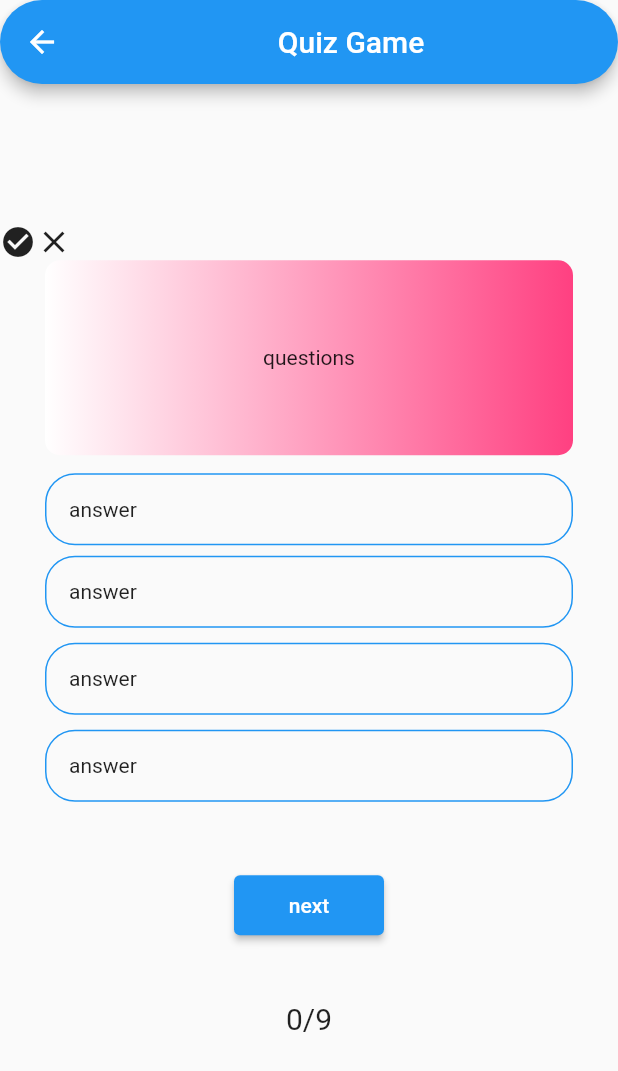
After one commit to Nitish347/quiz_game, a Flutter app: the home screen opened directly, on a phone screen of 412 x 824 dp. The commit adds this screen. Shown: the top 1071 px of the screen. Run offline on Flutter 3.47's test engine with Material 2 defaults, Android fonts, the phone set to English and light mode, and no system bars.

Commit message:
3rd commit

```diff
--- /dev/null
+++ b/lib/home.dart
@@ -0,0 +1,122 @@
+import 'package:flutter/material.dart';
+
+class home extends StatefulWidget {
+  @override
+  _homeState createState() => _homeState();
+}
+
+class _homeState extends State<home> {
+  List<Icon> _scoreTracker = [Icon(Icons.check_circle),Icon(Icons.clear)];
+  int _questionindex=0;
+  int _totalscore=0;
+
+
+
+  @override
+  Widget build(BuildContext context) {
+    return Scaffold(
+      appBar: AppBar(
+
+        shape:RoundedRectangleBorder(borderRadius: BorderRadius.vertical(bottom: Radius.circular(50),top: Radius.circular(50))),
+        title:  Center(
+          child: Text(
+            "Quiz Game",
+            style: TextStyle(fontSize: 20),
+          ),
+        ),
+      ),
+      body: Center(
+
+        child: SingleChildScrollView(
+          child: Column(
+            children: [
+              Row(
+                children: [
+                  if(_scoreTracker.isEmpty)
+                    Container(height: 25,),
+                  if(_scoreTracker.isNotEmpty)
+                    ..._scoreTracker
+                ],
+              ),
+
+              Container(
+                width: double.infinity,
+                height: 130.0,
+                margin: EdgeInsets.only(bottom: 10.0, left: 30.0, right: 30.0),
+                padding: EdgeInsets.symmetric(horizontal: 50.0, vertical: 20.0),
+                decoration: BoxDecoration(
+                    gradient:LinearGradient(colors:[Colors.white,Colors.pinkAccent]),
+                    borderRadius: BorderRadius.circular(10.0)),
+                child: Center(child: Text("questions")),
+              ),
+              InkWell(
+                onTap: () {},
+                child: Container(
+
+                  padding: EdgeInsets.all(15.0),
+                  margin: EdgeInsets.symmetric(vertical: 2.0, horizontal: 30.0),
+                  width: double.infinity,
+                  decoration: BoxDecoration(
+                      color: null,
+                      border: Border.all(color: Colors.blue),
+                      borderRadius: BorderRadius.circular(20.0)),
+                  child: Text("answer"),
+                ),
+              ),
+              InkWell(
+                onTap: () {},
+                child: Container(
+                  padding: EdgeInsets.all(15.0),
+                  margin: EdgeInsets.symmetric(vertical: 5.0, horizontal: 30.0),
+                  width: double.infinity,
+                  decoration: BoxDecoration(
+                      color: null,
+                      border: Border.all(color: Colors.blue),
+                      borderRadius: BorderRadius.circular(20.0)),
+                  child: Text("answer"),
+                ),
+              ),InkWell(
+                onTap: () {},
+                child: Container(
+                  padding: EdgeInsets.all(15.0),
+                  margin: EdgeInsets.symmetric(vertical: 5.0, horizontal: 30.0),
+                  width: double.infinity,
+                  decoration: BoxDecoration(
+                      color: null,
+                      border: Border.all(color: Colors.blue),
+                      borderRadius: BorderRadius.circular(20.0)),
+                  child: Text("answer"),
+                ),
+              ),InkWell(
+                onTap: () {},
+                child: Container(
+                  padding: EdgeInsets.all(15.0),
+                  margin: EdgeInsets.symmetric(vertical: 5.0, horizontal: 30.0),
+                  width: double.infinity,
+                  decoration: BoxDecoration(
+                      color: null,
+                      border: Border.all(color: Colors.blue),
+                      borderRadius: BorderRadius.circular(20.0)),
+                  child: Text("answer"),
+                ),
+              ),
+              SizedBox(
+                height: 40,
+              ),
+              ElevatedButton(
+                  style: ElevatedButton.styleFrom(
+                      minimumSize: Size(100, 40.0)),
+                  onPressed: () {},
+                  child: Text("next")),
+              Container(
+                padding: EdgeInsets.all(40.0),
+
+                child: Text('0/9',style: TextStyle(fontSize: 20),),
+              )
+            ],
+          ),
+        ),
+      ),
+    );
+  }
+}
--- a/lib/splashscreen.dart
+++ b/lib/splashscreen.dart
@@ -1,5 +1,7 @@
 import 'dart:async';
 import 'package:flutter/material.dart';
+import 'package:quiz_game/home.dart';
+import 'package:quiz_game/name_pagw.dart';
 import 'package:quiz_game/ttt.dart';
 void main() {
   runApp(MyApp());
@@ -8,7 +10,9 @@ void main() {
 class MyApp extends StatelessWidget {
   @override
   Widget build(BuildContext context) {
+
     return MaterialApp(
+
       title: 'Splash Screen',
       theme: ThemeData(
         primarySwatch: Colors.green,
@@ -31,7 +35,7 @@ class _MyHomePageState extends State<MyHomePage> {
             ()=>Navigator.pushReplacement(context,
             MaterialPageRoute(builder:
                 (context) =>
-                New()
+                NamePage()
             )
         )
     );
--- a/pubspec.yaml
+++ b/pubspec.yaml
@@ -59,9 +59,8 @@ flutter:
   uses-material-design: true
 
   # To add assets to your application, add an assets section, like this:
-  # assets:
-  #   - images/a_dot_burr.jpeg
-  #   - images/a_dot_ham.jpeg
+  assets:
+   - assets/quiz_pic.jpg
 
   # An image asset can refer to one or more resolution-specific "variants", see
   # https://flutter.dev/assets-and-images/#resolution-aware.
```
Also changed, not shown: lib/name_pagw.dart (added, +81 -0 lines), lib/questions.dart (added, +158 -0 lines), lib/questions.json (added, +10 -0 lines), assets/quiz_pic.jpg (added), lib/splash_screen.dart (deleted).
